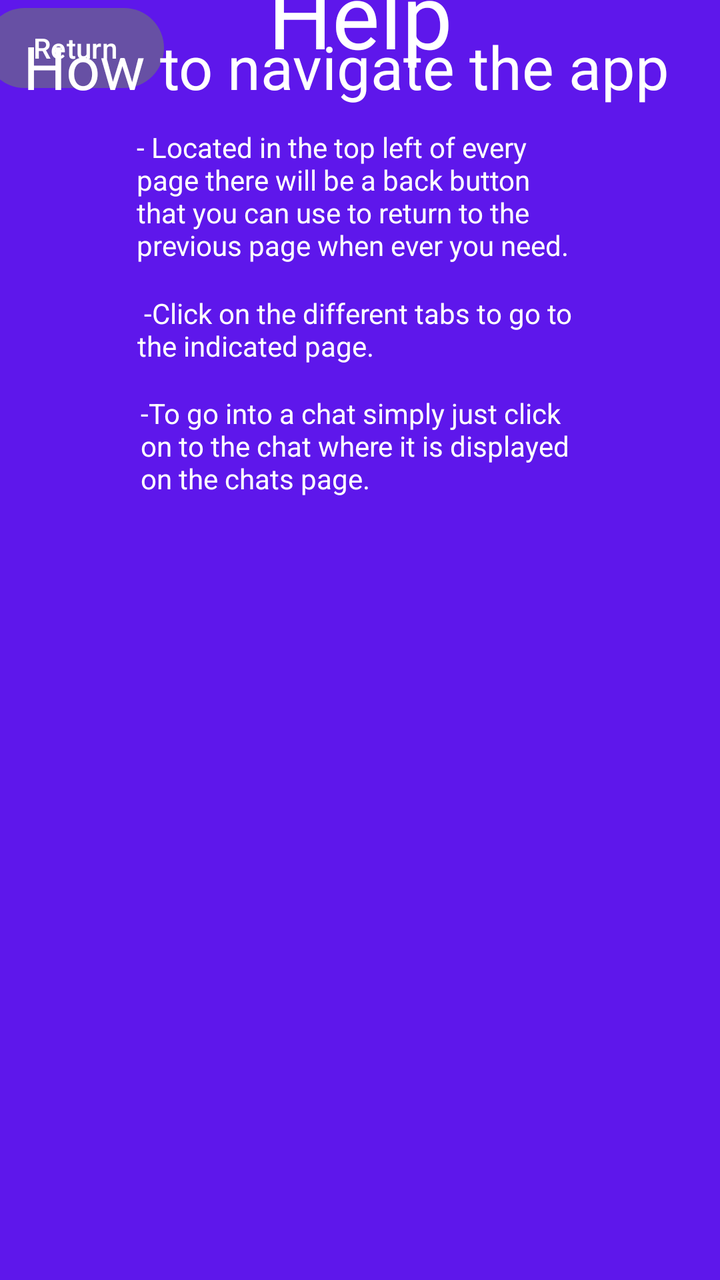
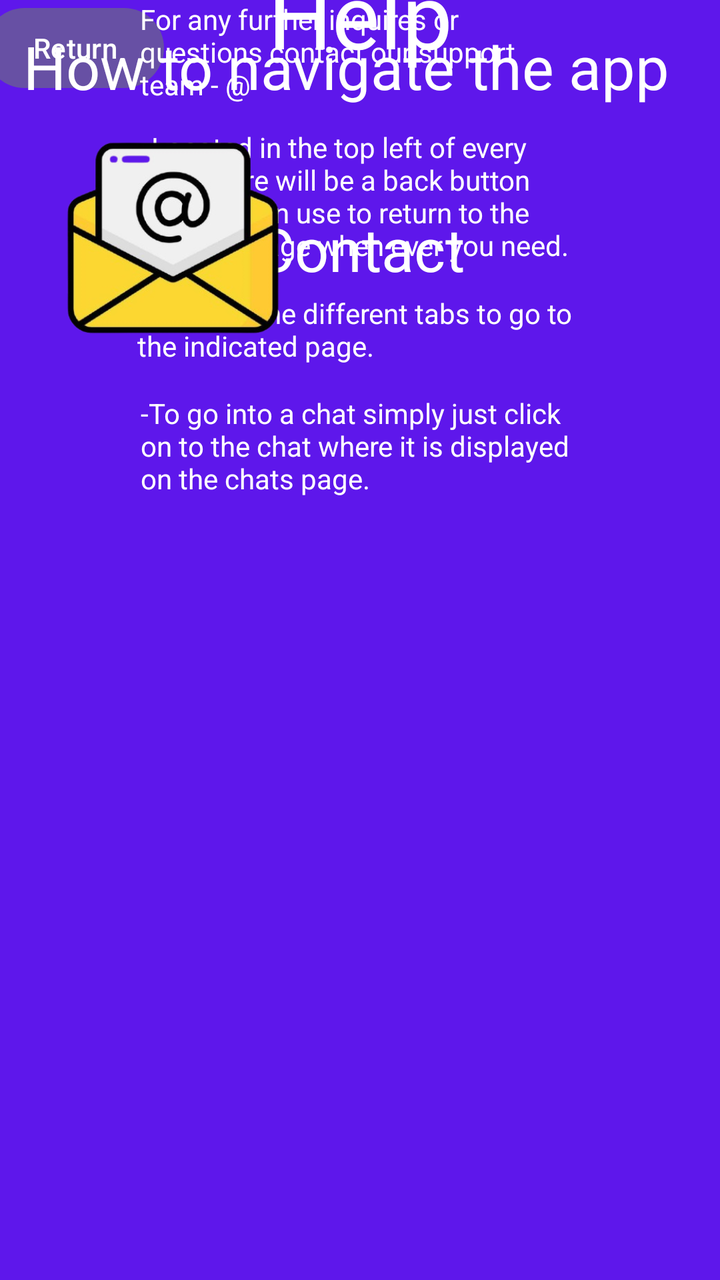

Before-and-after screenshots of an Android layout around one commit, followed by the original layout XML and the change that was made.
<!-- AndroidManifest.xml: application theme Theme.GeorgeAndIzzy -->
<!-- res/layout/activity_help.xml -->
<?xml version="1.0" encoding="utf-8"?>
<androidx.constraintlayout.widget.ConstraintLayout xmlns:android="http://schemas.android.com/apk/res/android"
    xmlns:app="http://schemas.android.com/apk/res-auto"
    xmlns:tools="http://schemas.android.com/tools"
    android:id="@+id/main"
    android:layout_width="match_parent"
    android:layout_height="match_parent"
    android:background="#5e17eb"
    tools:context=".Help">

    <TextView
        android:id="@+id/textView9"
        android:layout_width="wrap_content"
        android:layout_height="wrap_content"
        android:text="Help"
        android:textColor="@color/white"
        android:textSize="45dp"
        app:layout_constraintBottom_toTopOf="@+id/textView12"
        app:layout_constraintEnd_toEndOf="parent"
        app:layout_constraintHorizontal_bias="0.5"
        app:layout_constraintStart_toStartOf="parent"
        app:layout_constraintTop_toTopOf="parent" />

    <Button
        android:id="@+id/buttonBack4"
        android:layout_width="wrap_content"
        android:layout_height="wrap_content"
        android:layout_marginEnd="52dp"
        android:text="Return"
        app:layout_constraintEnd_toStartOf="@+id/textView9"
        tools:layout_editor_absoluteY="16dp" />

    <TextView
        android:id="@+id/textView12"
        android:layout_width="337dp"
        android:layout_height="51dp"
        android:text="How to navigate the app"
        android:textColor="@color/white"
        android:textSize="30dp"
        app:layout_constraintBottom_toTopOf="@+id/textView13"
        app:layout_constraintEnd_toEndOf="parent"
        app:layout_constraintStart_toStartOf="parent" />

    <TextView
        android:id="@+id/textView13"
        android:layout_width="224dp"
        android:layout_height="71dp"
        android:layout_marginBottom="12dp"
        android:text="- Located in the top left of every page there will be a
back button that you can use to return to the previous page when ever you need."
        android:textColor="@color/white"
        app:layout_constraintBottom_toTopOf="@+id/textView14"
        app:layout_constraintEnd_toEndOf="parent"
        app:layout_constraintHorizontal_bias="0.502"
        app:layout_constraintStart_toStartOf="parent" />

    <TextView
        android:id="@+id/textView14"
        android:layout_width="223dp"
        android:layout_height="38dp"
        android:layout_marginBottom="12dp"
        android:text=" -Click on the different tabs to go to the indicated page."
        android:textColor="@color/white"
        app:layout_constraintBottom_toTopOf="@+id/textView15"
        app:layout_constraintEnd_toEndOf="parent"
        app:layout_constraintStart_toStartOf="parent" />

    <TextView
        android:id="@+id/textView15"
        android:layout_width="221dp"
        android:layout_height="51dp"
        android:layout_marginBottom="392dp"
        android:text="-To go into a chat simply just click on to the chat where it is displayed on the
chats page."
        android:textColor="@color/white"
        app:layout_constraintBottom_toBottomOf="parent"
        app:layout_constraintEnd_toEndOf="parent"
        app:layout_constraintHorizontal_bias="0.505"
        app:layout_constraintStart_toStartOf="parent" />

</androidx.constraintlayout.widget.ConstraintLayout>
<!-- resources referenced by this layout -->
<resources>
  <color name="white">#FFFFFFFF</color>
  <style name="Theme.GeorgeAndIzzy" parent="Base.Theme.GeorgeAndIzzy" />
  <style name="Base.Theme.GeorgeAndIzzy" parent="Theme.Material3.DayNight.NoActionBar">
          
          
      </style>
</resources>

<!-- the commit's change to res/layout/activity_help.xml (unified diff, before → after) -->
@@ -78,4 +78,36 @@ chats page."
         app:layout_constraintHorizontal_bias="0.505"
         app:layout_constraintStart_toStartOf="parent" />
 
+    <TextView
+        android:id="@+id/textView16"
+        android:layout_width="wrap_content"
+        android:layout_height="wrap_content"
+        android:text="Contact"
+        android:textColor="@color/white"
+        android:textSize="30dp"
+        app:layout_constraintBottom_toTopOf="@+id/textView17"
+        app:layout_constraintEnd_toEndOf="parent"
+        app:layout_constraintHorizontal_bias="0.5"
+        app:layout_constraintStart_toStartOf="parent"
+        app:layout_constraintTop_toBottomOf="@+id/textView15" />
+
+    <TextView
+        android:id="@+id/textView17"
+        android:layout_width="220dp"
+        android:layout_height="63dp"
+        android:text="For any further inquires or questions contact our support team - @"
+        android:textColor="@color/white"
+        app:layout_constraintEnd_toEndOf="parent"
+        app:layout_constraintHorizontal_bias="0.5"
+        app:layout_constraintStart_toStartOf="parent"
+        tools:layout_editor_absoluteY="408dp" />
+
+    <ImageView
+        android:id="@+id/imageView6"
+        android:layout_width="173dp"
+        android:layout_height="238dp"
+        app:srcCompat="@drawable/contact"
+        tools:layout_editor_absoluteX="119dp"
+        tools:layout_editor_absoluteY="433dp" />
+
 </androidx.constraintlayout.widget.ConstraintLayout>
<!-- resource entries referenced after the edit -->
@@ -1,6 +1,7 @@
 <!-- resources referenced by this layout -->
 <resources>
   <color name="white">#FFFFFFFF</color>
+  <!-- drawable contact: png bitmap (drawable, 96512 bytes) -->
   <style name="Theme.GeorgeAndIzzy" parent="Base.Theme.GeorgeAndIzzy" />
   <style name="Base.Theme.GeorgeAndIzzy" parent="Theme.Material3.DayNight.NoActionBar">
           
